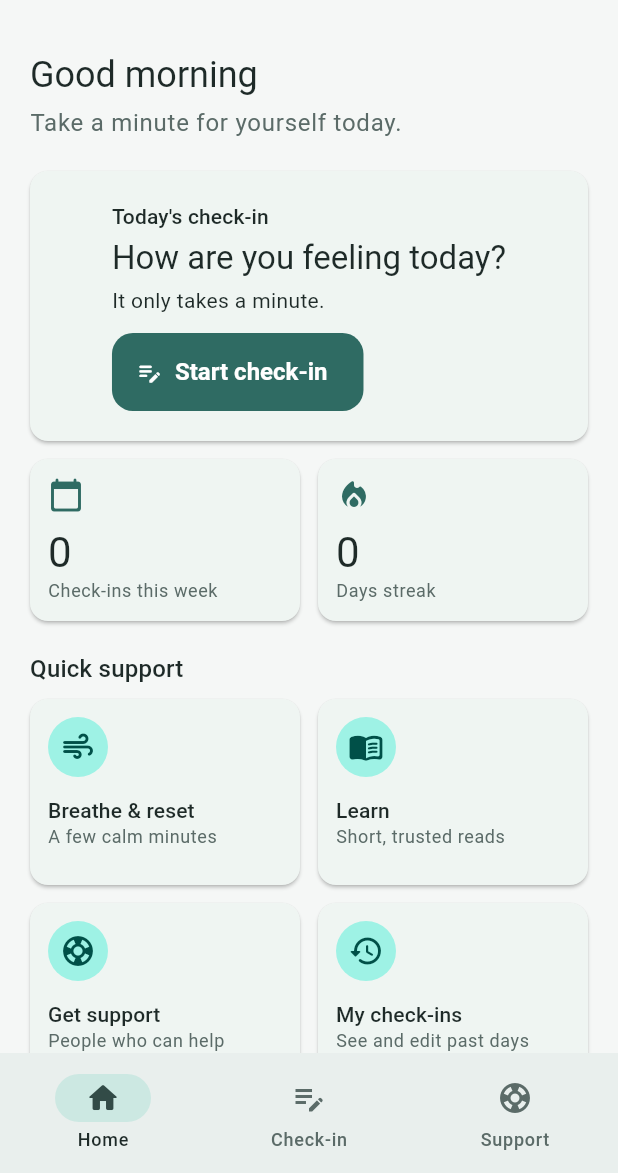
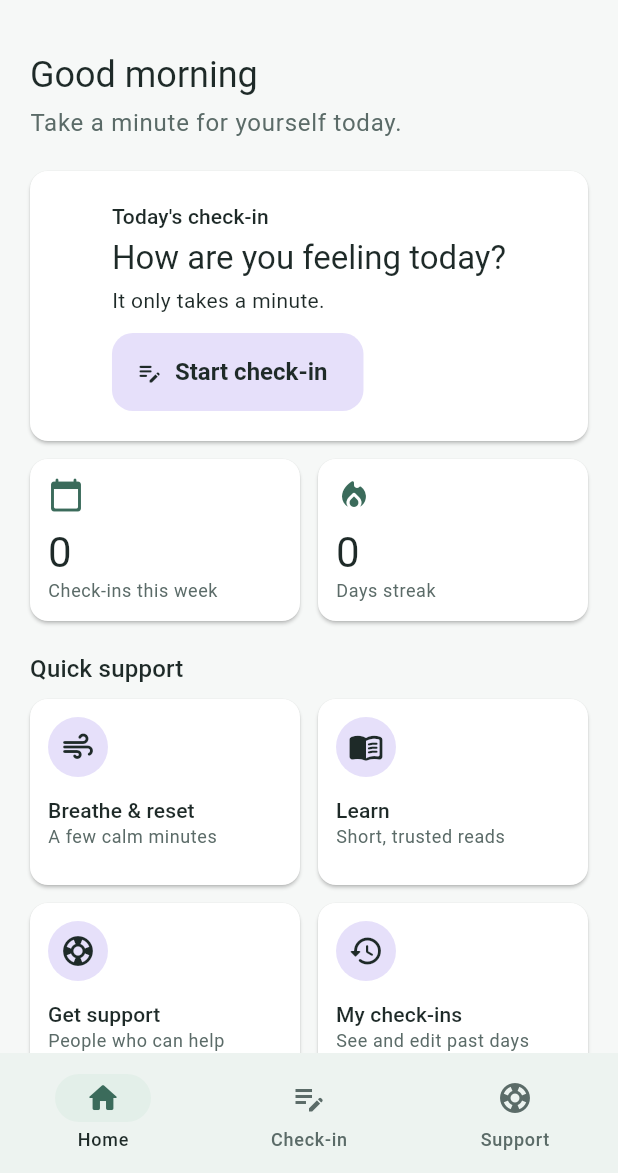
Before and after one commit to Noella799/mindlink, a Flutter app: the screen it shows once a user with an empty profile is signed in, on a phone screen of 412 x 824 dp, the part 63-1236 px from its top. Run offline on Flutter 3.47's test engine with Material 3 defaults, Android fonts, the phone set to English and light mode, and no system bars; our stand-ins replace cloud_firestore, firebase_auth, firebase_core, flutter_riverpod, shared_preferences; accounts and stored records are empty.

Commit message:
Match Figma colours: lavender buttons and green accents

```diff
--- a/lib/core/theme/app_colors.dart
+++ b/lib/core/theme/app_colors.dart
@@ -1,24 +1,30 @@
 import 'package:flutter/material.dart';
 
-/// Colour palette for MINDLINK.
+/// Colour palette for MINDLINK, taken from the Figma prototype.
 ///
 /// Every text/background pair below was checked for WCAG AA contrast
-/// (at least 4.5:1). If you change a colour to match Figma, re-check it at
+/// (at least 4.5:1). If you change a colour, re-check it at
 /// https://webaim.org/resources/contrastchecker/
 class AppColors {
   AppColors._();
 
-  // Light theme
-  static const Color primary = Color(0xFF2F6B63); // 6.2:1 with white text
-  static const Color background = Color(0xFFF5F7F6);
-  static const Color textPrimary = Color(0xFF1E2A28); // 13.8:1 on background
-  static const Color textSecondary = Color(0xFF5B6B68); // 5.2:1 on background
+  // Light theme (Figma)
+  static const Color primary = Color(0xFF3B6B5B); // deep green, 6.1:1 with white
+  static const Color background = Color(0xFFF6F8F7); // page background
+  static const Color cardTint = Color(0xFFEDF3F0); // soft green cards (Home hero, Welcome art)
+  static const Color greenTint = Color(0xFFE3EFE9); // selected tab in the bottom bar
+  static const Color lavender = Color(0xFFE6E0FA); // buttons and selected chips
+  static const Color lavenderBorder = Color(0xFF7B6BD1); // outline of selected chips
+  static const Color urgentTint = Color(0xFFF8F1DC); // "Need urgent help?" card
+  static const Color textPrimary = Color(0xFF1E2A28); // 11.6:1 on lavender
+  static const Color textSecondary = Color(0xFF5B6B68); // 5.0:1 on cardTint
   static const Color error = Color(0xFFB3261E); // 6.5:1 with white text
 
   // Dark theme
   static const Color primaryDark = Color(0xFF8FD3C7); // 10.5:1 on backgroundDark
   static const Color onPrimaryDark = Color(0xFF0F2E29);
   static const Color backgroundDark = Color(0xFF121816);
+  static const Color lavenderDark = Color(0xFF3A3458);
   static const Color textPrimaryDark = Color(0xFFE8EEEC); // 15.3:1
   static const Color textSecondaryDark = Color(0xFFA9B7B4); // 8.7:1
   static const Color errorDark = Color(0xFFF2B8B5);
--- a/lib/core/theme/app_theme.dart
+++ b/lib/core/theme/app_theme.dart
@@ -1,8 +1,9 @@
 import 'package:flutter/material.dart';
 import 'package:mindlink/core/theme/app_colors.dart';
 
-/// Light and dark Material 3 themes. Buttons are at least 52dp tall,
-/// above the 48dp minimum tap target recommended by Material.
+/// Light and dark Material 3 themes matching the Figma prototype:
+/// lavender buttons with dark text, deep green accents, soft green cards.
+/// Buttons are at least 52dp tall, above the 48dp minimum tap target.
 class AppTheme {
   AppTheme._();
 
@@ -12,7 +13,7 @@ class AppTheme {
   static ThemeData _build(Brightness brightness) {
     final isDark = brightness == Brightness.dark;
 
-    final scheme = ColorScheme.fromSeed(
+    var scheme = ColorScheme.fromSeed(
       seedColor: AppColors.primary,
       brightness: brightness,
     ).copyWith(
@@ -24,10 +25,23 @@ class AppTheme {
       error: isDark ? AppColors.errorDark : AppColors.error,
       onError: isDark ? AppColors.onErrorDark : Colors.white,
     );
+    if (!isDark) {
+      scheme = scheme.copyWith(
+        primaryContainer: AppColors.lavender,
+        onPrimaryContainer: AppColors.textPrimary,
+        secondaryContainer: AppColors.greenTint, // bottom bar's selected pill
+        onSecondaryContainer: AppColors.primary,
+        surfaceContainerLow: Colors.white, // ordinary cards are white
+        surfaceContainer: AppColors.cardTint, // highlighted cards are soft green
+        surfaceContainerLowest: Colors.white,
+      );
+    }
 
+    final buttonFill = isDark ? AppColors.lavenderDark : AppColors.lavender;
+    final buttonText = isDark ? AppColors.textPrimaryDark : AppColors.textPrimary;
     const radius = BorderRadius.all(Radius.circular(14));
     const buttonSize = Size(64, 52);
-    const buttonText = TextStyle(fontSize: 16, fontWeight: FontWeight.w600);
+    const buttonTextStyle = TextStyle(fontSize: 16, fontWeight: FontWeight.w600);
 
     return ThemeData(
       useMaterial3: true,
@@ -35,17 +49,20 @@ class AppTheme {
       materialTapTargetSize: MaterialTapTargetSize.padded,
       filledButtonTheme: FilledButtonThemeData(
         style: FilledButton.styleFrom(
+          backgroundColor: buttonFill,
+          foregroundColor: buttonText,
           minimumSize: buttonSize,
           shape: const RoundedRectangleBorder(borderRadius: radius),
-          textStyle: buttonText,
+          textStyle: buttonTextStyle,
         ),
       ),
       outlinedButtonTheme: OutlinedButtonThemeData(
         style: OutlinedButton.styleFrom(
+          foregroundColor: buttonText,
           minimumSize: buttonSize,
           shape: const RoundedRectangleBorder(borderRadius: radius),
-          side: BorderSide(color: scheme.primary),
-          textStyle: buttonText,
+          side: BorderSide(color: scheme.outlineVariant),
+          textStyle: buttonTextStyle,
         ),
       ),
       textButtonTheme: TextButtonThemeData(
```
